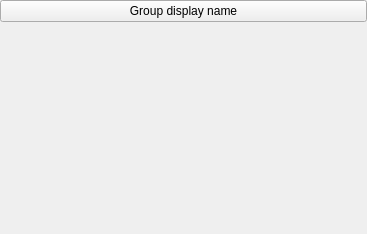
enrevol/ee-editor, file editor/inspectorgroup.ui: the form before one commit.
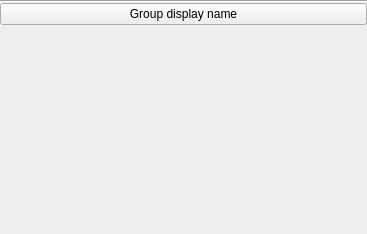
The form after the commit.

Commit message: Add separator between inspector groups.

```diff
--- a/editor/inspectorgroup.ui
+++ b/editor/inspectorgroup.ui
@@ -26,6 +26,13 @@
    <property name="bottomMargin">
     <number>0</number>
    </property>
+   <item>
+    <widget class="Line" name="line">
+     <property name="orientation">
+      <enum>Qt::Horizontal</enum>
+     </property>
+    </widget>
+   </item>
    <item>
     <widget class="QWidget" name="widget" native="true">
      <property name="sizePolicy">
```
